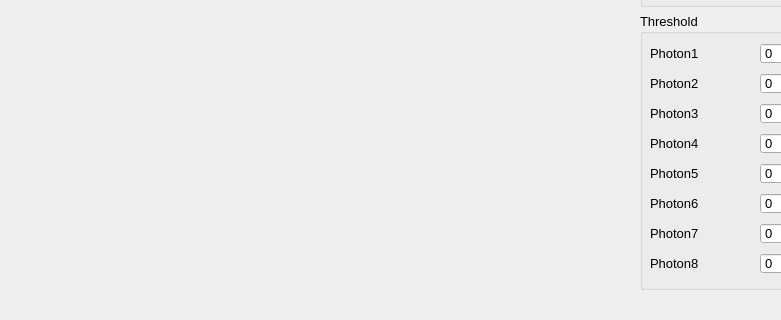
First picture: the form in frontend/top/top.ui, repository ruofan-he/redpitaya_PNR, before the edit; both pictures show x 0 to 781 and y 421 to 741 of the 1013 by 741 pixel window.
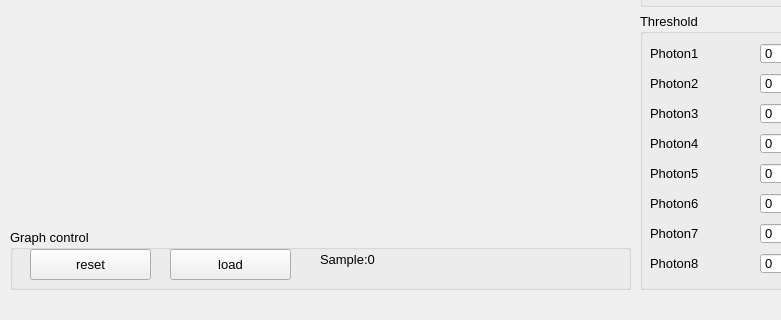
Second picture: the form after the edit.

Commit message: histogram get initial operational capability

The edit to the form file:
```diff
--- a/frontend/top/top.ui
+++ b/frontend/top/top.ui
@@ -745,7 +745,7 @@
       <x>10</x>
       <y>20</y>
       <width>621</width>
-      <height>691</height>
+      <height>621</height>
      </rect>
     </property>
     <layout class="QGridLayout" name="graph_container"/>
@@ -850,6 +850,67 @@
      </property>
     </widget>
    </widget>
+   <widget class="QGroupBox" name="groupBox_graph_control">
+    <property name="enabled">
+     <bool>true</bool>
+    </property>
+    <property name="geometry">
+     <rect>
+      <x>10</x>
+      <y>650</y>
+      <width>621</width>
+      <height>61</height>
+     </rect>
+    </property>
+    <property name="title">
+     <string>Graph control</string>
+    </property>
+    <widget class="QPushButton" name="pushButton_graph_reset">
+     <property name="enabled">
+      <bool>true</bool>
+     </property>
+     <property name="geometry">
+      <rect>
+       <x>20</x>
+       <y>20</y>
+       <width>121</width>
+       <height>31</height>
+      </rect>
+     </property>
+     <property name="text">
+      <string>reset</string>
+     </property>
+    </widget>
+    <widget class="QLabel" name="label_graph_samples">
+     <property name="geometry">
+      <rect>
+       <x>310</x>
+       <y>20</y>
+       <width>141</width>
+       <height>20</height>
+      </rect>
+     </property>
+     <property name="text">
+      <string>Sample:0</string>
+     </property>
+    </widget>
+    <widget class="QPushButton" name="pushButton_graph_load">
+     <property name="enabled">
+      <bool>true</bool>
+     </property>
+     <property name="geometry">
+      <rect>
+       <x>160</x>
+       <y>20</y>
+       <width>121</width>
+       <height>31</height>
+      </rect>
+     </property>
+     <property name="text">
+      <string>load</string>
+     </property>
+    </widget>
+   </widget>
   </widget>
   <widget class="QStatusBar" name="statusBar"/>
  </widget>
```
The commit also changes 2 other files.
